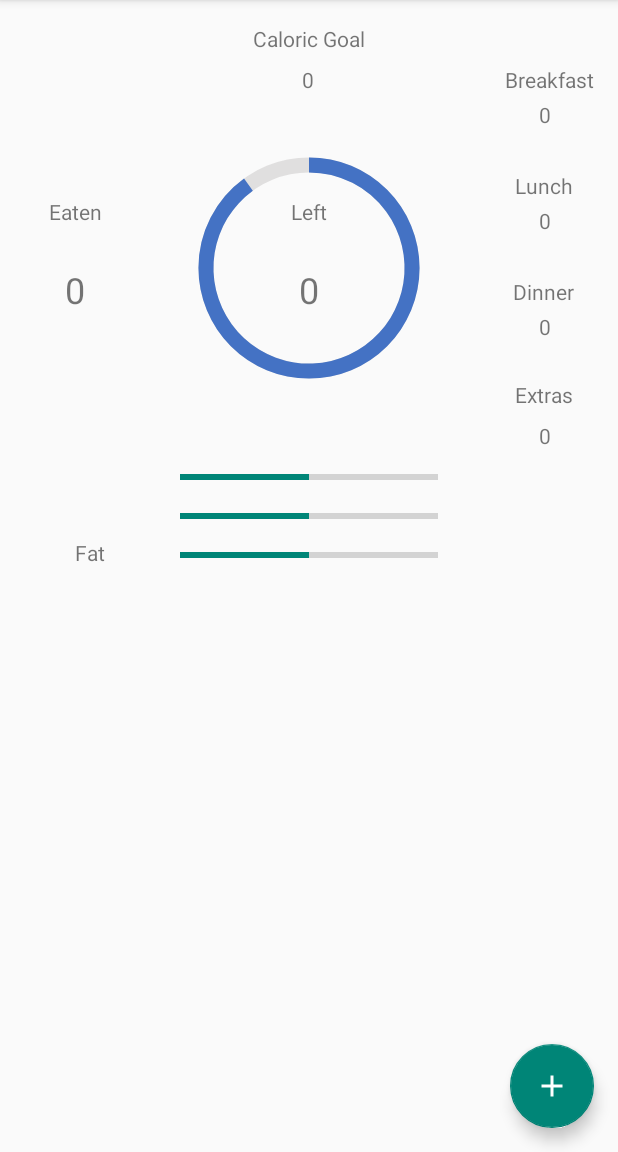
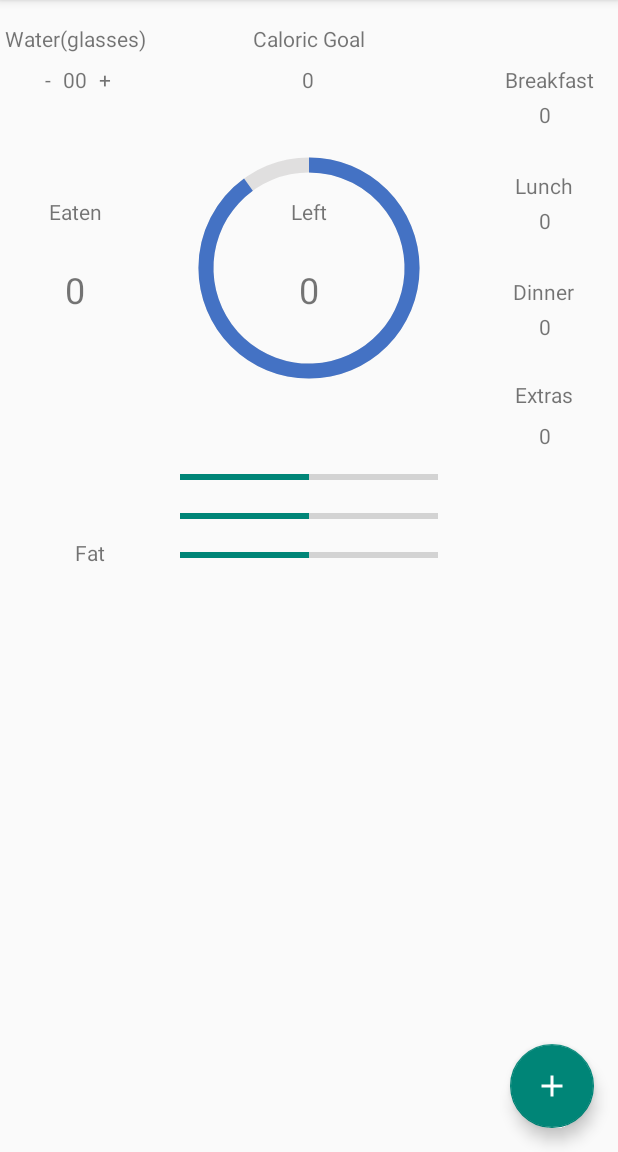
Before and after one commit to soulyvap/Meal-Tracker-app, an Android app: the screen it shows after launch (MainActivity), on a phone screen of 412 x 824 dp, the part 84-1236 px from its top. Run offline under Robolectric (Android 15) with nearby library versions, the phone set to English and light mode, and no system bars; 1 statement that could not run was skipped.

Commit message:
Added water counter (layout + code + string)

```diff
--- a/app/src/main/java/com/example/mealtrackerapp/MainActivity.java
+++ b/app/src/main/java/com/example/mealtrackerapp/MainActivity.java
@@ -8,15 +8,62 @@ import android.os.Bundle;
 import android.view.Menu;
 import android.view.MenuInflater;
 import android.view.MenuItem;
+import android.view.View;
+import android.widget.ProgressBar;
+import android.widget.TextView;
+
+import com.google.android.material.floatingactionbutton.FloatingActionButton;
 
 public class MainActivity extends AppCompatActivity {
+
+    //references to views on the layout
+    TextView caloricGoalValue, eatenValue, leftValue, breakfastValue, lunchValue, dinnerValue, extrasValue, waterValue, waterMinus, waterPlus;
+    ProgressBar circularPG;
+    FloatingActionButton fabAdd;
+
+
+    //counters
+    Counter eatenCounter, breakfastCounter, lunchCounter, dinnerCounter, extrasCounter, waterCounter;
+
 
     @Override
     protected void onCreate(Bundle savedInstanceState) {
         super.onCreate(savedInstanceState);
         setContentView(R.layout.activity_main);
+
+        //water counter
+        waterCounter = new Counter(0, 0, 100);
+
+        waterValue = findViewById(R.id.txtWaterCountValue);
+        waterMinus = findViewById(R.id.txtWaterMinus);
+        waterPlus = findViewById(R.id.txtWaterPlus);
+        updateWaterCount();
+
+        waterMinus.setOnClickListener(new View.OnClickListener() {
+            @Override
+            public void onClick(View v) {
+                waterCounter.remove(1);
+                updateWaterCount();
+            }
+        });
+        waterPlus.setOnClickListener(new View.OnClickListener() {
+            @Override
+            public void onClick(View v) {
+                waterCounter.add(1);
+                updateWaterCount();
+            }
+        });
     }
 
+    private void updateWaterCount() {
+        waterValue.setText(waterCounter.getCountString());
+    }
+
+    /**
+     * Inflating menu object (reading xml and making menu visible in app)
+     * @param menu
+     * @return
+     */
     @Override
     public boolean onCreateOptionsMenu(Menu menu) {
         MenuInflater inflater = getMenuInflater();
@@ -24,6 +71,11 @@ public class MainActivity extends AppCompatActivity {
         return true;
     }
 
+    /**
+     * Define action on menu item selection
+     * @param item
+     * @return
+     */
     @Override
     public boolean onOptionsItemSelected(@NonNull MenuItem item) {
         switch (item.getItemId()) {
--- a/app/src/main/res/layout/activity_main.xml
+++ b/app/src/main/res/layout/activity_main.xml
@@ -343,5 +343,45 @@
         android:orientation="horizontal"
         app:layout_constraintGuide_percent="0.1708126" />
 
+    <TextView
+        android:id="@+id/txtWaterCount"
+        android:layout_width="wrap_content"
+        android:layout_height="wrap_content"
+        android:text="@string/txt_waterCount"
+        app:layout_constraintBaseline_toBaselineOf="@+id/txtCaloricGoal"
+        app:layout_constraintEnd_toStartOf="@id/circularProgressionBar"
+        app:layout_constraintHorizontal_bias="0.5"
+        app:layout_constraintStart_toStartOf="parent" />
+
+    <TextView
+        android:id="@+id/txtWaterCountValue"
+        android:layout_width="wrap_content"
+        android:layout_height="wrap_content"
+        android:text="00"
+        app:layout_constraintBaseline_toBaselineOf="@+id/txtCaloricGoalValue"
+        app:layout_constraintEnd_toStartOf="@id/circularProgressionBar"
+        app:layout_constraintHorizontal_bias="0.5"
+        app:layout_constraintStart_toStartOf="parent" />
+
+    <TextView
+        android:id="@+id/txtWaterPlus"
+        android:layout_width="wrap_content"
+        android:layout_height="wrap_content"
+        android:layout_marginStart="8dp"
+        android:layout_marginLeft="8dp"
+        android:text="+"
+        app:layout_constraintBaseline_toBaselineOf="@+id/txtWaterCountValue"
+        app:layout_constraintStart_toEndOf="@+id/txtWaterCountValue" />
+
+    <TextView
+        android:id="@+id/txtWaterMinus"
+        android:layout_width="wrap_content"
+        android:layout_height="wrap_content"
+        android:layout_marginEnd="8dp"
+        android:layout_marginRight="8dp"
+        android:text="-"
+        app:layout_constraintBaseline_toBaselineOf="@+id/txtWaterCountValue"
+        app:layout_constraintEnd_toStartOf="@+id/txtWaterCountValue" />
+
 
 </androidx.constraintlayout.widget.ConstraintLayout>
--- a/app/src/main/res/values/strings.xml
+++ b/app/src/main/res/values/strings.xml
@@ -10,4 +10,5 @@
     <string name="txt_carbs">Carbs</string>
     <string name="txt_protein">Protein</string>
     <string name="txt_fat">Fat</string>
+    <string name="txt_waterCount">Water(glasses)</string>
 </resources>
```
